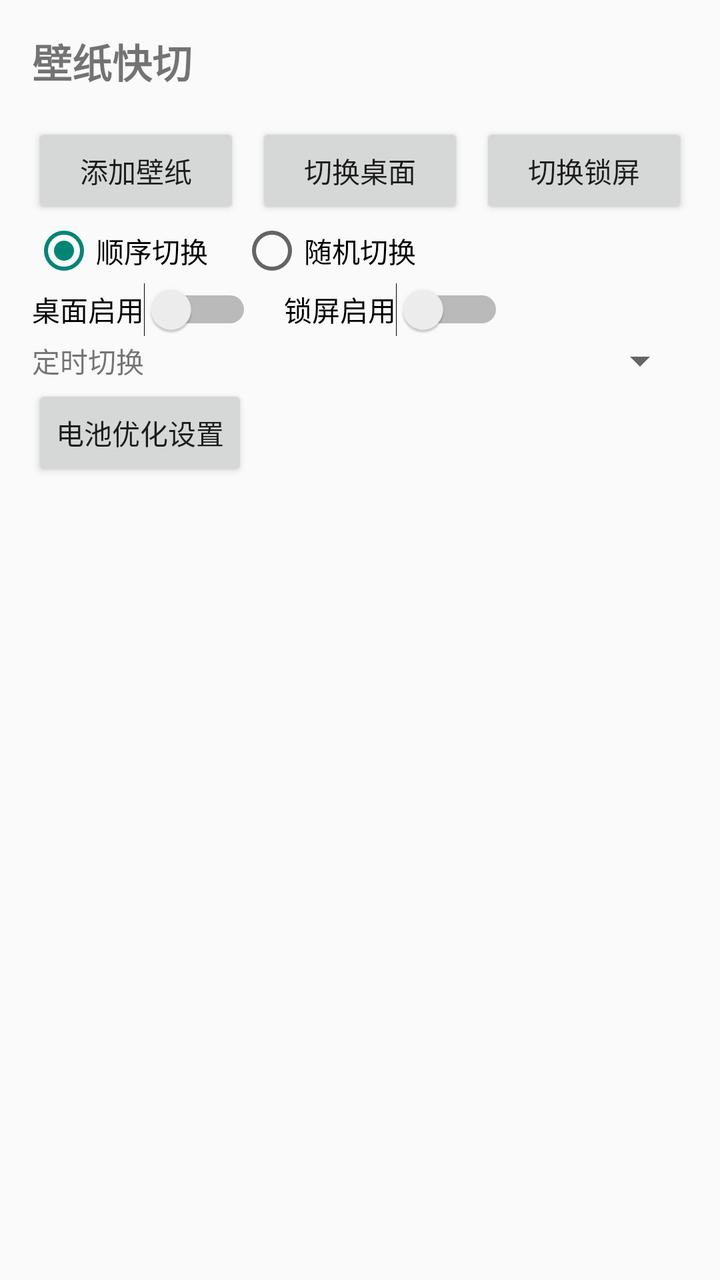
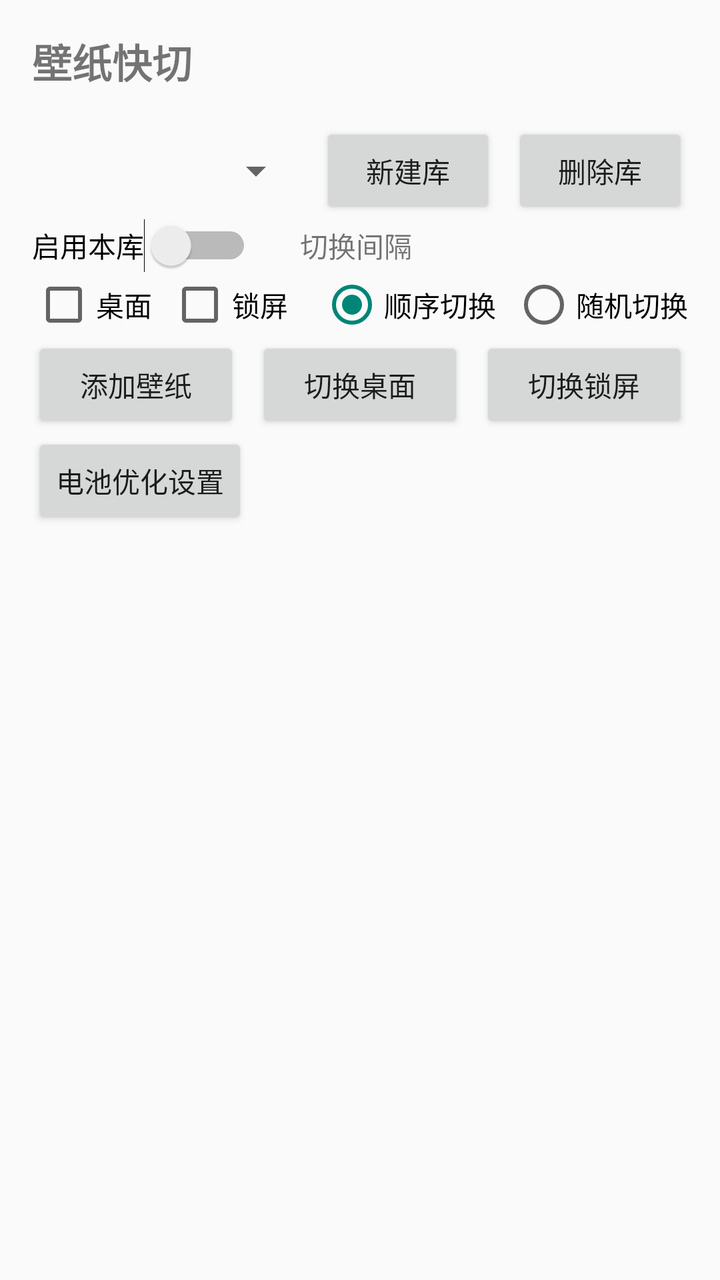

Before-and-after screenshots of an Android layout around one commit, followed by the original layout XML and the change that was made.
<!-- AndroidManifest.xml: application theme AppTheme -->
<!-- res/layout/activity_main.xml -->
<?xml version="1.0" encoding="utf-8"?>
<LinearLayout xmlns:android="http://schemas.android.com/apk/res/android"
    android:layout_width="match_parent"
    android:layout_height="match_parent"
    android:orientation="vertical">

    <TextView
        android:id="@+id/tv_title"
        android:layout_width="match_parent"
        android:layout_height="wrap_content"
        android:padding="16dp"
        android:text="@string/app_name"
        android:textSize="20sp"
        android:textStyle="bold" />

    <LinearLayout
        android:layout_width="match_parent"
        android:layout_height="wrap_content"
        android:orientation="horizontal"
        android:paddingStart="16dp"
        android:paddingEnd="16dp">

        <Button
            android:id="@+id/btn_add"
            android:layout_width="0dp"
            android:layout_height="wrap_content"
            android:layout_weight="1"
            android:text="@string/add_wallpaper" />

        <Button
            android:id="@+id/btn_switch_home"
            android:layout_width="0dp"
            android:layout_height="wrap_content"
            android:layout_marginStart="8dp"
            android:layout_weight="1"
            android:text="@string/switch_home" />

        <Button
            android:id="@+id/btn_switch_lock"
            android:layout_width="0dp"
            android:layout_height="wrap_content"
            android:layout_marginStart="8dp"
            android:layout_weight="1"
            android:text="@string/switch_lock" />
    </LinearLayout>

    <RadioGroup
        android:id="@+id/rg_mode"
        android:layout_width="match_parent"
        android:layout_height="wrap_content"
        android:orientation="horizontal"
        android:paddingStart="16dp"
        android:paddingEnd="16dp">

        <RadioButton
            android:id="@+id/rb_order"
            android:layout_width="wrap_content"
            android:layout_height="wrap_content"
            android:checked="true"
            android:text="@string/mode_order" />

        <RadioButton
            android:id="@+id/rb_random"
            android:layout_width="wrap_content"
            android:layout_height="wrap_content"
            android:layout_marginStart="16dp"
            android:text="@string/mode_random" />
    </RadioGroup>

    <LinearLayout
        android:layout_width="match_parent"
        android:layout_height="wrap_content"
        android:orientation="horizontal"
        android:paddingStart="16dp"
        android:paddingEnd="16dp">

        <Switch
            android:id="@+id/sw_home_enabled"
            android:layout_width="wrap_content"
            android:layout_height="wrap_content"
            android:text="@string/settings_home_enable" />

        <Switch
            android:id="@+id/sw_lock_enabled"
            android:layout_width="wrap_content"
            android:layout_height="wrap_content"
            android:layout_marginStart="16dp"
            android:text="@string/settings_lock_enable" />
    </LinearLayout>

    <LinearLayout
        android:layout_width="match_parent"
        android:layout_height="wrap_content"
        android:gravity="center_vertical"
        android:orientation="horizontal"
        android:paddingStart="16dp"
        android:paddingEnd="16dp">

        <TextView
            android:layout_width="wrap_content"
            android:layout_height="wrap_content"
            android:text="@string/settings_timer" />

        <Spinner
            android:id="@+id/spinner_timer"
            android:layout_width="0dp"
            android:layout_height="wrap_content"
            android:layout_marginStart="8dp"
            android:layout_weight="1" />
    </LinearLayout>

    <Button
        android:id="@+id/btn_battery"
        android:layout_width="wrap_content"
        android:layout_height="wrap_content"
        android:layout_marginStart="16dp"
        android:text="@string/battery_settings" />

    <androidx.recyclerview.widget.RecyclerView
        android:id="@+id/recycler"
        android:layout_width="match_parent"
        android:layout_height="0dp"
        android:layout_weight="1" />
</LinearLayout>
<!-- resources referenced by this layout -->
<resources>
  <string name="add_wallpaper">添加壁纸</string>
  <string name="app_name">壁纸快切</string>
  <string name="battery_settings">电池优化设置</string>
  <string name="mode_order">顺序切换</string>
  <string name="mode_random">随机切换</string>
  <string name="settings_home_enable">桌面启用</string>
  <string name="settings_lock_enable">锁屏启用</string>
  <string name="settings_timer">定时切换</string>
  <string name="switch_home">切换桌面</string>
  <string name="switch_lock">切换锁屏</string>
  <style name="AppTheme" parent="Theme.AppCompat.DayNight.NoActionBar" />
</resources>

<!-- the commit's change to res/layout/activity_main.xml (unified diff, before → after) -->
@@ -13,6 +13,108 @@
         android:textSize="20sp"
         android:textStyle="bold" />
 
+    
+    <LinearLayout
+        android:layout_width="match_parent"
+        android:layout_height="wrap_content"
+        android:gravity="center_vertical"
+        android:orientation="horizontal"
+        android:paddingStart="16dp"
+        android:paddingEnd="16dp">
+
+        <Spinner
+            android:id="@+id/spinner_libs"
+            android:layout_width="0dp"
+            android:layout_height="wrap_content"
+            android:layout_weight="1" />
+
+        <Button
+            android:id="@+id/btn_lib_new"
+            android:layout_width="wrap_content"
+            android:layout_height="wrap_content"
+            android:layout_marginStart="8dp"
+            android:text="@string/lib_new" />
+
+        <Button
+            android:id="@+id/btn_lib_delete"
+            android:layout_width="wrap_content"
+            android:layout_height="wrap_content"
+            android:layout_marginStart="8dp"
+            android:text="@string/lib_delete" />
+    </LinearLayout>
+
+    
+    <LinearLayout
+        android:layout_width="match_parent"
+        android:layout_height="wrap_content"
+        android:gravity="center_vertical"
+        android:orientation="horizontal"
+        android:paddingStart="16dp"
+        android:paddingEnd="16dp">
+
+        <Switch
+            android:id="@+id/sw_lib_enabled"
+            android:layout_width="wrap_content"
+            android:layout_height="wrap_content"
+            android:text="@string/lib_enabled" />
+
+        <TextView
+            android:id="@+id/tv_interval"
+            android:layout_width="wrap_content"
+            android:layout_height="wrap_content"
+            android:layout_marginStart="24dp"
+            android:clickable="true"
+            android:text="@string/lib_interval"
+            android:textSize="14sp" />
+    </LinearLayout>
+
+    
+    <LinearLayout
+        android:layout_width="match_parent"
+        android:layout_height="wrap_content"
+        android:gravity="center_vertical"
+        android:orientation="horizontal"
+        android:paddingStart="16dp"
+        android:paddingEnd="16dp">
+
+        <CheckBox
+            android:id="@+id/cb_lib_home"
+            android:layout_width="wrap_content"
+            android:layout_height="wrap_content"
+            android:text="@string/scope_home" />
+
+        <CheckBox
+            android:id="@+id/cb_lib_lock"
+            android:layout_width="wrap_content"
+            android:layout_height="wrap_content"
+            android:layout_marginStart="8dp"
+            android:text="@string/scope_lock" />
+
+        <RadioGroup
+            android:id="@+id/rg_mode"
+            android:layout_width="wrap_content"
+            android:layout_height="wrap_content"
+            android:layout_marginStart="16dp"
+            android:gravity="center_vertical"
+            android:orientation="horizontal">
+
+            <RadioButton
+                android:id="@+id/rb_order"
+                android:layout_width="wrap_content"
+                android:layout_height="wrap_content"
+                android:checked="true"
+                android:text="@string/mode_order" />
+
+            <RadioButton
+                android:id="@+id/rb_random"
+                android:layout_width="wrap_content"
+                android:layout_height="wrap_content"
+                android:layout_marginStart="8dp"
+                android:text="@string/mode_random" />
+        </RadioGroup>
+    </LinearLayout>
+
+    
     <LinearLayout
         android:layout_width="match_parent"
         android:layout_height="wrap_content"
@@ -44,71 +146,6 @@
             android:text="@string/switch_lock" />
     </LinearLayout>
 
-    <RadioGroup
-        android:id="@+id/rg_mode"
-        android:layout_width="match_parent"
-        android:layout_height="wrap_content"
-        android:orientation="horizontal"
-        android:paddingStart="16dp"
-        android:paddingEnd="16dp">
-
-        <RadioButton
-            android:id="@+id/rb_order"
-            android:layout_width="wrap_content"
-            android:layout_height="wrap_content"
-            android:checked="true"
-            android:text="@string/mode_order" />
-
-        <RadioButton
-            android:id="@+id/rb_random"
-            android:layout_width="wrap_content"
-            android:layout_height="wrap_content"
-            android:layout_marginStart="16dp"
-            android:text="@string/mode_random" />
-    </RadioGroup>
-
-    <LinearLayout
-        android:layout_width="match_parent"
-        android:layout_height="wrap_content"
-        android:orientation="horizontal"
-        android:paddingStart="16dp"
-        android:paddingEnd="16dp">
-
-        <Switch
-            android:id="@+id/sw_home_enabled"
-            android:layout_width="wrap_content"
-            android:layout_height="wrap_content"
-            android:text="@string/settings_home_enable" />
-
-        <Switch
-            android:id="@+id/sw_lock_enabled"
-            android:layout_width="wrap_content"
-            android:layout_height="wrap_content"
-            android:layout_marginStart="16dp"
-            android:text="@string/settings_lock_enable" />
-    </LinearLayout>
-
-    <LinearLayout
-        android:layout_width="match_parent"
-        android:layout_height="wrap_content"
-        android:gravity="center_vertical"
-        android:orientation="horizontal"
-        android:paddingStart="16dp"
-        android:paddingEnd="16dp">
-
-        <TextView
-            android:layout_width="wrap_content"
-            android:layout_height="wrap_content"
-            android:text="@string/settings_timer" />
-
-        <Spinner
-            android:id="@+id/spinner_timer"
-            android:layout_width="0dp"
-            android:layout_height="wrap_content"
-            android:layout_marginStart="8dp"
-            android:layout_weight="1" />
-    </LinearLayout>
-
     <Button
         android:id="@+id/btn_battery"
         android:layout_width="wrap_content"
<!-- resource entries referenced after the edit -->
@@ -3,11 +3,14 @@
   <string name="add_wallpaper">添加壁纸</string>
   <string name="app_name">壁纸快切</string>
   <string name="battery_settings">电池优化设置</string>
+  <string name="lib_delete">删除库</string>
+  <string name="lib_enabled">启用本库</string>
+  <string name="lib_interval">切换间隔</string>
+  <string name="lib_new">新建库</string>
   <string name="mode_order">顺序切换</string>
   <string name="mode_random">随机切换</string>
-  <string name="settings_home_enable">桌面启用</string>
-  <string name="settings_lock_enable">锁屏启用</string>
-  <string name="settings_timer">定时切换</string>
+  <string name="scope_home">桌面</string>
+  <string name="scope_lock">锁屏</string>
   <string name="switch_home">切换桌面</string>
   <string name="switch_lock">切换锁屏</string>
   <style name="AppTheme" parent="Theme.AppCompat.DayNight.NoActionBar" />
